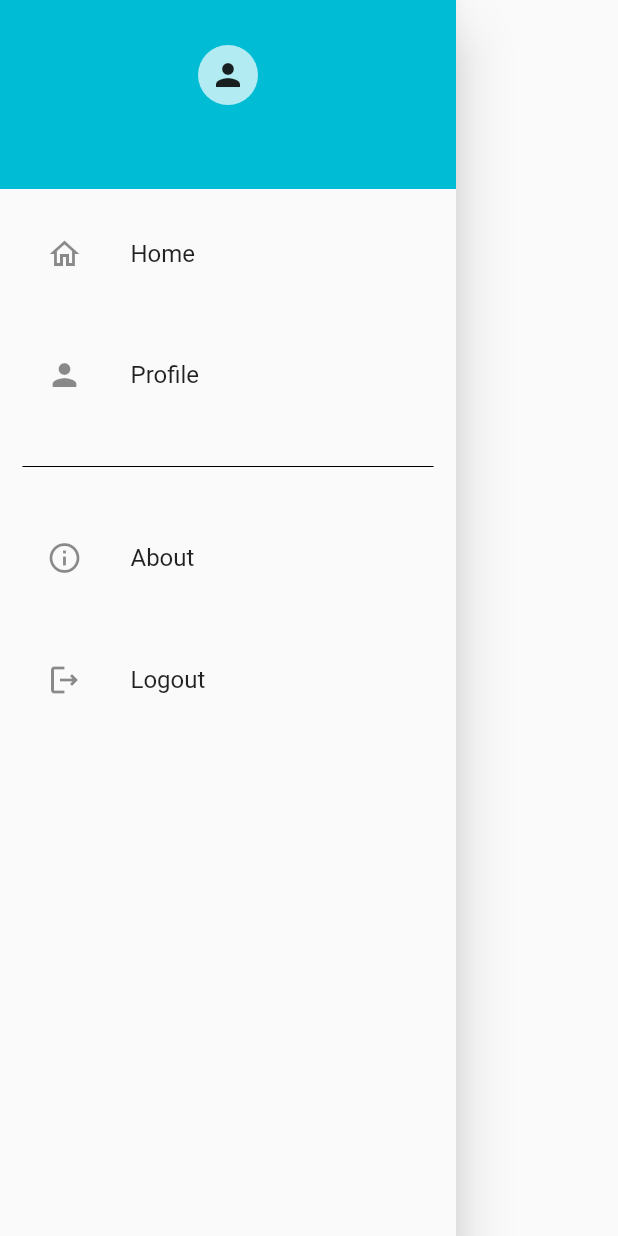
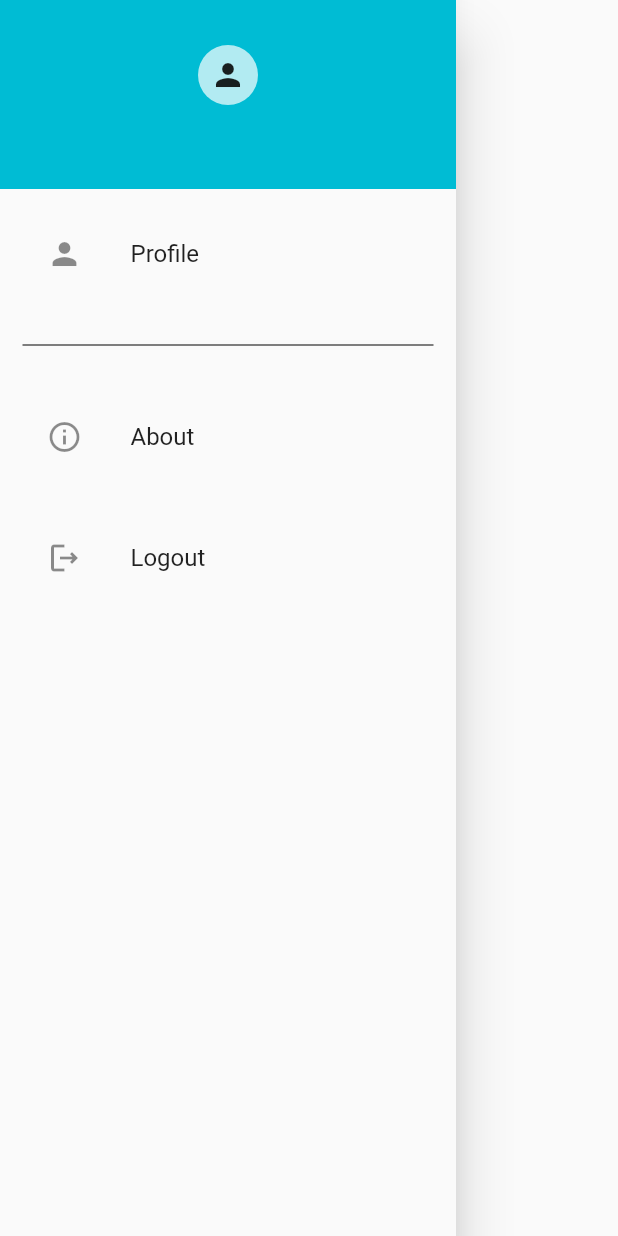
Before and after one commit to MobileAppDev-FoodPark/foodPark, a Flutter app: the DrawerPage widget shown alone on an empty page, opened directly, on a phone screen of 412 x 824 dp. Run offline on Flutter 3.47's test engine with Material 2 defaults, Android fonts, the phone set to English and light mode, and no system bars; our stand-ins replace cloud_firestore, firebase_auth, firebase_core, firebase_storage, fluttertoast, get and 2 more; missing offline and left inert: custom_info_window; accounts and stored records are empty.

Commit message:
remove home button

```diff
--- a/Final Project/foodspark/lib/Userpages/drawer_screen.dart
+++ b/Final Project/foodspark/lib/Userpages/drawer_screen.dart
@@ -74,13 +74,6 @@ class _DrawerPageState extends State<DrawerPage> {
           runSpacing: 25,
           children: [
             ListTile(
-                leading: const Icon(Icons.home_outlined),
-                title: const Text('Home'),
-                onTap: () =>
-                    Navigator.of(context).pushReplacement(MaterialPageRoute(
-                      builder: (context) => HomeScreen(),
-                    ))),
-            ListTile(
               leading: const Icon(Icons.person),
               title: const Text('Profile'),
               onTap: () {},
```
